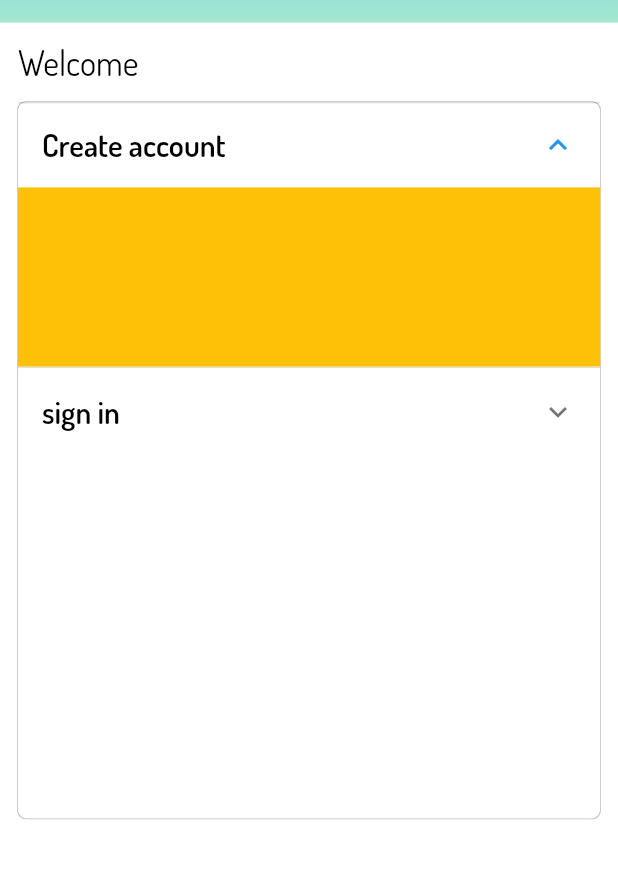
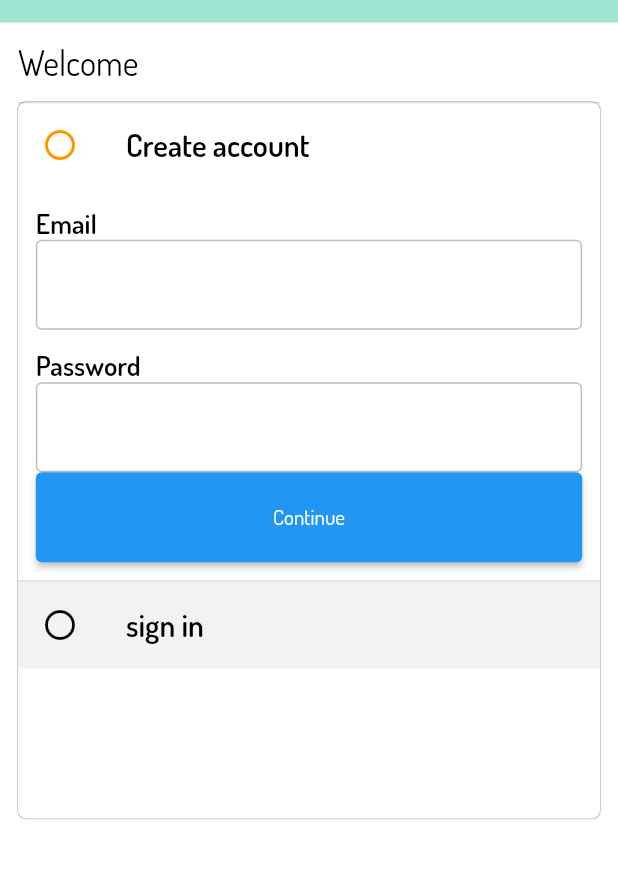
Before and after one commit to alaa747474/amazon-clone, a Flutter app: the SignInScreen screen opened by its route, after a tap on "Create account", on a phone screen of 412 x 824 dp, the part 67-946 px from its top. Run offline on Flutter 3.47's test engine with Material 2 defaults, Android fonts, the phone set to English and light mode, and no system bars; our stand-ins replace bloc, cloud_firestore, firebase_core, flutter_bloc, flutter_native_splash, flutter_screenutil; accounts and stored records are empty; network calls fail.

Commit message:
amazon clone

```diff
--- a/lib/features/auth/presentation/screens/sign_in_screen.dart
+++ b/lib/features/auth/presentation/screens/sign_in_screen.dart
@@ -14,6 +14,7 @@ class _SignInScreenState extends State<SignInScreen> {
   final List items=List.generate(2, (index) => {"id":index,"title":"title$index"});
   UniqueKey item1Key = UniqueKey();
   UniqueKey item2Key = UniqueKey();
+
   @override
   Widget build(BuildContext context) {
     return Scaffold(
@@ -41,6 +42,7 @@ class _SignInScreenState extends State<SignInScreen> {
           )),
       body: Padding(
         padding: EdgeInsets.symmetric(horizontal: 10.h),
+        child: SingleChildScrollView(
           child: Column(
             crossAxisAlignment: CrossAxisAlignment.start,
             children: [
@@ -66,6 +68,11 @@ class _SignInScreenState extends State<SignInScreen> {
 
                children: [
                 ExpansionTile(
+                  leading: const Icon(Icons.radio_button_off),
+                  collapsedIconColor: Theme.of(context).shadowColor,
+                  iconColor: Colors.orange,
+                  collapsedBackgroundColor: Theme.of(context).hintColor.withOpacity(0.2),
+                  trailing:const SizedBox(),
                   onExpansionChanged: (value) {
                     if (value ==true) {
                       setState(() {
@@ -77,13 +84,34 @@ class _SignInScreenState extends State<SignInScreen> {
                   title: Text('Create account',style: Theme.of(context).textTheme.headline3,),
                   children: [
                     Container(
+                      padding: EdgeInsets.all(10.h),
                       width: double.maxFinite,
-                    height: 100.h,
-                    color: Colors.amber,
+
+                      child: SingleChildScrollView(
+                        child: Column(
+                          crossAxisAlignment: CrossAxisAlignment.start,
+                          children:[
+                             Text('Email',style: Theme.of(context).textTheme.headline4,),
+                            const CustomTextField(),
+                            SizedBox(height: 10.h,),
+                             Text('Password',style: Theme.of(context).textTheme.headline4,),
+                            const CustomTextField(),
+                            SizedBox(
+                              width: double.maxFinite,
+                              height: 60,
+                              child: ElevatedButton(onPressed: (){}, child: Text('Continue')))
+                          ],
+                        ),
+                      ),
                     )
                   ]
                 ),
                 ExpansionTile(
+                     leading: const Icon(Icons.radio_button_off),
+                  collapsedIconColor: Theme.of(context).shadowColor,
+                  iconColor: Colors.orange,
+                  collapsedBackgroundColor: Theme.of(context).hintColor.withOpacity(0.2),
+                  trailing:const SizedBox(),
                   onExpansionChanged: (value) {
                     if (value ==true) {
                       setState(() {
@@ -96,7 +124,7 @@ class _SignInScreenState extends State<SignInScreen> {
                   children: [
                     Container(
                       width: double.maxFinite,
-                    height: 300.h,
+                      height: 305.h,
                       color: Colors.amber,
                     )
                   ]),
@@ -106,6 +134,31 @@ class _SignInScreenState extends State<SignInScreen> {
            )) ],
           ),
         ),
+      ),
     );
   }
 }
+
+class CustomTextField extends StatelessWidget {
+  const CustomTextField({
+    Key? key,
+  }) : super(key: key);
+
+  @override
+  Widget build(BuildContext context) {
+    return TextFormField(
+      decoration: InputDecoration(
+        enabledBorder: OutlineInputBorder(
+          borderSide: BorderSide(
+            color: Theme.of(context).hintColor
+          )
+        ),
+        focusedBorder: const OutlineInputBorder(
+          borderSide: BorderSide(
+            color: Colors.orange
+          )
+        ),
+      ),
+    );
+  }
+}
--- /dev/null
+++ b/lib/features/auth/presentation/widgets/custom_text_field.dart
@@ -0,0 +1,27 @@
+
+import 'package:flutter/material.dart';
+
+class CustomTextField extends StatelessWidget {
+  const CustomTextField({
+    Key? key,
+  }) : super(key: key);
+
+  @override
+  Widget build(BuildContext context) {
+    return TextFormField(
+      cursorColor: Colors.orange,
+      decoration: InputDecoration(
+        enabledBorder: OutlineInputBorder(
+          borderSide: BorderSide(
+            color: Theme.of(context).hintColor
+          )
+        ),
+        focusedBorder: const OutlineInputBorder(
+          borderSide: BorderSide(
+            color: Colors.orange
+          )
+        ),
+      ),
+    );
+  }
+}
```
Lines whose indentation alone changed are shown as unchanged.
